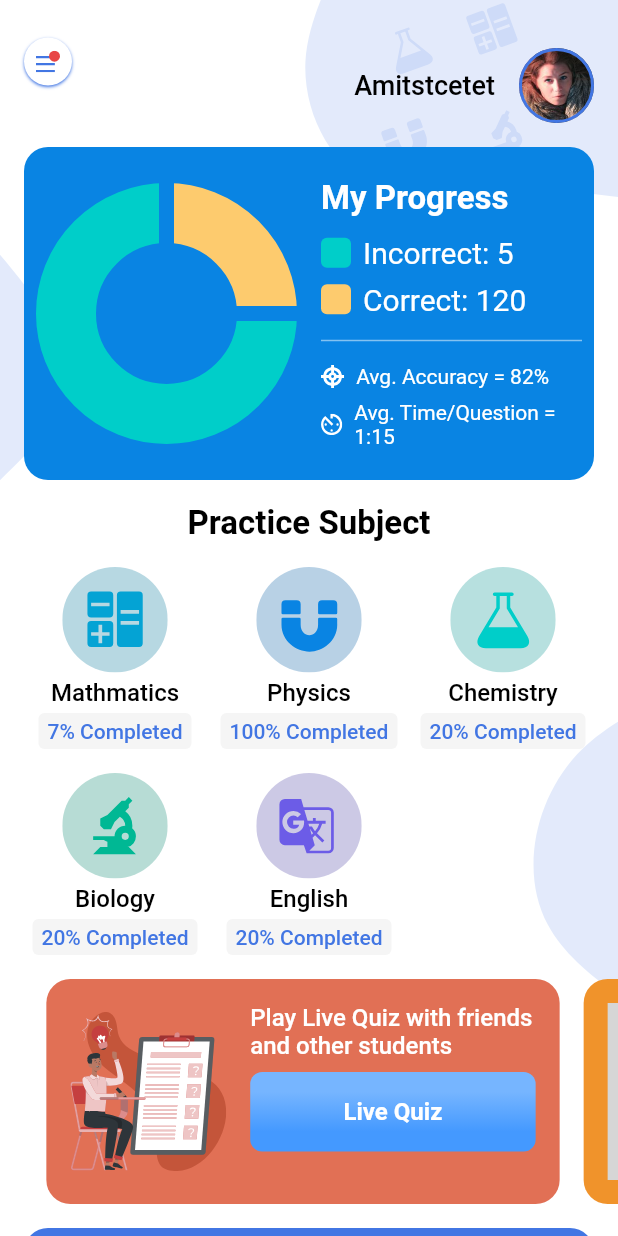
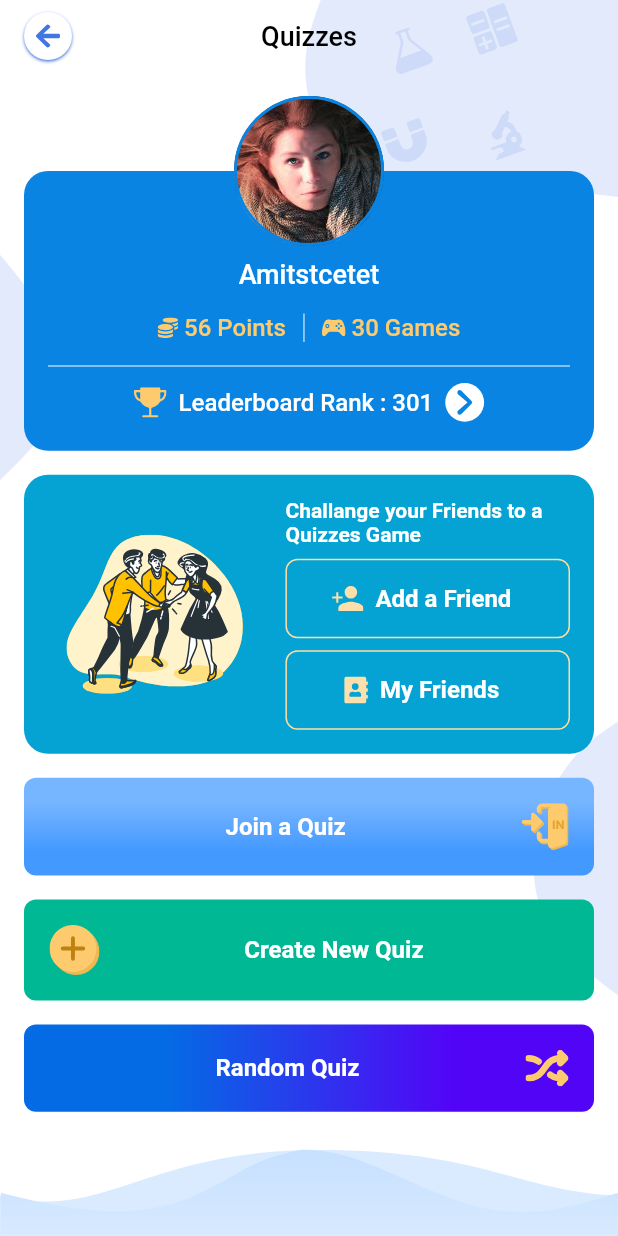
Before and after one commit to Fullmarks-Codebase/fullmarks_flutter, a Flutter app: the screen it shows after launch, after a tap on "Live Quiz", on a phone screen of 412 x 824 dp. Run offline on Flutter 3.47's test engine with Material 2 defaults, Android fonts, the phone set to English and light mode, and no system bars; drawn by our look-alikes of carousel_slider, fl_chart; our stand-ins replace connectivity, flutter_svg, fluttertoast, lottie, package_info; project files that could hold a hidden picture were left out; grey boxes are pictures that could not be loaded.

Commit message:
live quiz and leaderboard list

```diff
--- a/lib/main.dart
+++ b/lib/main.dart
@@ -40,9 +40,18 @@ ChangeGradeScreen
 MockTestScreen -> MockTestQuizScreen
 
 5. Live Quizzes
+LiveQuizScreen
+  - LeaderboardScreen
+  - AddFriendScreen
+  - JoinQuizScreen
+  - CreateNewQuizScreen
+  - RandomQuizScreen
 
 6. Discussion
-DiscussionScreen -> AddDiscussionScreen -> AddCommentScreen -> DiscussionDetailsScreen
+DiscussionScreen
+  - DiscussionDetailsScreen
+  - AddDiscussionScreen
+  - AddCommentScreen
 
 7. My Buddies
 MyFriendsScreen -> OtherProfileScreen
--- a/lib/screens/HomeScreen.dart
+++ b/lib/screens/HomeScreen.dart
@@ -3,6 +3,7 @@ import 'package:fl_chart/fl_chart.dart';
 import 'package:flutter/material.dart';
 import 'package:flutter_svg/svg.dart';
 import 'package:fullmarks/screens/ChangeGradeScreen.dart';
+import 'package:fullmarks/screens/LiveQuizScreen.dart';
 import 'package:fullmarks/screens/MockTestScreen.dart';
 import 'package:fullmarks/screens/MyFriendsScreen.dart';
 import 'package:fullmarks/screens/MyProfileScreen.dart';
@@ -180,6 +181,12 @@ class _HomeScreenState extends State<HomeScreen> {
                 text: "Live Quizzes",
                 onTap: () {
                   Navigator.pop(context);
+                  Navigator.push(
+                    context,
+                    MaterialPageRoute(
+                      builder: (context) => LiveQuizScreen(),
+                    ),
+                  );
                 },
               ),
               drawerItemView(
@@ -356,7 +363,14 @@ class _HomeScreenState extends State<HomeScreen> {
           margin: EdgeInsets.only(
             right: 8,
           ),
-          onTap: () {},
+          onTap: () {
+            Navigator.push(
+              context,
+              MaterialPageRoute(
+                builder: (context) => LiveQuizScreen(),
+              ),
+            );
+          },
         ),
         horizontalItemView(
           color: AppColors.mockTestColor,
--- /dev/null
+++ b/lib/screens/LiveQuizScreen.dart
@@ -0,0 +1,348 @@
+import 'package:flutter/material.dart';
+import 'package:flutter_svg/svg.dart';
+import 'package:fullmarks/screens/AddFriendScreen.dart';
+import 'package:fullmarks/screens/CreateNewQuizScreen.dart';
+import 'package:fullmarks/screens/JoinQuizScreen.dart';
+import 'package:fullmarks/screens/LeaderboardScreen.dart';
+import 'package:fullmarks/screens/MyFriendsScreen.dart';
+import 'package:fullmarks/screens/RandomQuizScreen.dart';
+import 'package:fullmarks/utility/appAssets.dart';
+import 'package:fullmarks/utility/appColors.dart';
+import 'package:fullmarks/utility/utiity.dart';
+
+class LiveQuizScreen extends StatefulWidget {
+  @override
+  _LiveQuizScreenState createState() => _LiveQuizScreenState();
+}
+
+class _LiveQuizScreenState extends State<LiveQuizScreen> {
+  @override
+  Widget build(BuildContext context) {
+    return Scaffold(
+      body: Stack(
+        children: [
+          Utility.setSvgFullScreen(context, AppAssets.commonBg),
+          Column(
+            children: [
+              Spacer(),
+              SvgPicture.asset(
+                AppAssets.bottomBarbg,
+                width: MediaQuery.of(context).size.width,
+              )
+            ],
+          ),
+          body(),
+        ],
+      ),
+    );
+  }
+
+  Widget body() {
+    return Column(
+      children: [
+        Utility.appbar(
+          context,
+          text: "Quizzes",
+          onBackPressed: () {
+            Navigator.pop(context);
+          },
+          isHome: false,
+        ),
+        liveQuizView(),
+      ],
+    );
+  }
+
+  Widget liveQuizView() {
+    return Expanded(
+      child: SingleChildScrollView(
+        child: Container(
+          padding: EdgeInsets.symmetric(
+            horizontal: 16,
+          ),
+          child: Column(
+            children: [
+              leaderboardView(),
+              addFriendView(),
+              Utility.button(
+                context,
+                onPressed: () {
+                  Navigator.push(
+                    context,
+                    MaterialPageRoute(
+                      builder: (context) => JoinQuizScreen(),
+                    ),
+                  );
+                },
+                text: "Join a Quiz",
+                assetName: AppAssets.join,
+                isSufix: true,
+                gradientColor1: AppColors.setsItemGradientColor1,
+                gradientColor2: AppColors.setsItemGradientColor2,
+                isSpacer: true,
+                begin: Alignment.topCenter,
+                end: Alignment.bottomCenter,
+              ),
+              SizedBox(
+                height: 16,
+              ),
+              Utility.button(
+                context,
+                onPressed: () {
+                  Navigator.push(
+                    context,
+                    MaterialPageRoute(
+                      builder: (context) => CreateNewQuizScreen(),
+                    ),
+                  );
+                },
+                text: "Create New Quiz",
+                bgColor: AppColors.strongCyan,
+                assetName: AppAssets.newQuiz,
+                isPrefix: true,
+                isSpacer: true,
+              ),
+              SizedBox(
+                height: 16,
+              ),
+              Utility.button(
+                context,
+                onPressed: () {
+                  Navigator.push(
+                    context,
+                    MaterialPageRoute(
+                      builder: (context) => RandomQuizScreen(),
+                    ),
+                  );
+                },
+                text: "Random Quiz",
+                gradientColor1: AppColors.buttonGradient1,
+                gradientColor2: AppColors.buttonGradient2,
+                assetName: AppAssets.random,
+                isSufix: true,
+                isSpacer: true,
+              ),
+            ],
+          ),
+        ),
+      ),
+    );
+  }
+
+  Widget addFriendView() {
+    return Container(
+      decoration: BoxDecoration(
+        color: AppColors.subtopicItemBorderColor,
+        borderRadius: BorderRadius.circular(16),
+      ),
+      margin: EdgeInsets.only(
+        bottom: 16,
+      ),
+      padding: EdgeInsets.all(
+        16,
+      ),
+      child: Row(
+        children: [
+          Expanded(
+            flex: 15,
+            child: SvgPicture.asset(AppAssets.challenge),
+          ),
+          SizedBox(
+            width: 16,
+          ),
+          Expanded(
+            flex: 20,
+            child: Column(
+              children: [
+                Text(
+                  "Challange your Friends to a Quizzes Game",
+                  style: TextStyle(
+                    color: Colors.white,
+                    fontWeight: FontWeight.bold,
+                  ),
+                  maxLines: 2,
+                  overflow: TextOverflow.ellipsis,
+                ),
+                SizedBox(
+                  height: 8,
+                ),
+                Utility.button(
+                  context,
+                  onPressed: () {
+                    Navigator.push(
+                      context,
+                      MaterialPageRoute(
+                        builder: (context) => AddFriendScreen(),
+                      ),
+                    );
+                  },
+                  assetName: AppAssets.addFriend,
+                  text: "Add a Friend",
+                  borderColor: AppColors.friendBorderColor,
+                  isPrefix: true,
+                ),
+                SizedBox(
+                  height: 8,
+                ),
+                Utility.button(
+                  context,
+                  onPressed: () {
+                    Navigator.push(
+                      context,
+                      MaterialPageRoute(
+                        builder: (context) => MyFriendsScreen(),
+                      ),
+                    );
+                  },
+                  assetName: AppAssets.contacts,
+                  text: "My Friends",
+                  borderColor: AppColors.friendBorderColor,
+                  isPrefix: true,
+                )
+              ],
+            ),
+          ),
+        ],
+      ),
+    );
+  }
+
+  Widget leaderboardView() {
+    return Stack(
+      alignment: Alignment.topCenter,
+      children: [
+        Container(
+          alignment: Alignment.center,
+          margin: EdgeInsets.only(
+            top: 50,
+            bottom: 16,
+          ),
+          padding: EdgeInsets.only(
+            top: 58,
+            right: 16,
+            left: 16,
+            bottom: 16,
+          ),
+          decoration: BoxDecoration(
+            color: AppColors.chartBgColor,
+            borderRadius: BorderRadius.circular(16),
+          ),
+          child: Column(
+            children: [
+              Text(
+                'Amitstcetet',
+                style: TextStyle(
+                  color: Colors.white,
+                  fontSize: 18,
+                  fontWeight: FontWeight.w500,
+                ),
+              ),
+              SizedBox(
+                height: 16,
+              ),
+              IntrinsicHeight(
+                child: Row(
+                  children: [
+                    Spacer(),
+                    SvgPicture.asset(AppAssets.coins),
+                    SizedBox(
+                      width: 4,
+                    ),
+                    Text(
+                      "56 Points",
+                      style: TextStyle(
+                        color: AppColors.myProgressIncorrectcolor,
+                        fontSize: 16,
+                        fontWeight: FontWeight.w500,
+                      ),
+                    ),
+                    SizedBox(
+                      width: 4,
+                    ),
+                    VerticalDivider(
+                      color: Colors.white,
+                    ),
+                    SizedBox(
+                      width: 4,
+                    ),
+                    SvgPicture.asset(AppAssets.game),
+                    SizedBox(
+                      width: 4,
+                    ),
+                    Text(
+                      "30 Games",
+                      style: TextStyle(
+                        color: AppColors.myProgressIncorrectcolor,
+                        fontSize: 16,
+                        fontWeight: FontWeight.w500,
+                      ),
+                    ),
+                    Spacer(),
+                  ],
+                ),
+              ),
+              SizedBox(
+                height: 8,
+              ),
+              Divider(
+                color: Colors.white,
+              ),
+              Row(
+                mainAxisAlignment: MainAxisAlignment.center,
+                children: [
+                  SvgPicture.asset(AppAssets.trophy),
+                  SizedBox(
+                    width: 8,
+                  ),
+                  Text(
+                    "Leaderboard Rank : 301",
+                    style: TextStyle(
+                      color: Colors.white,
+                      fontSize: 16,
+                      fontWeight: FontWeight.w500,
+                    ),
+                  ),
+                  SizedBox(
+                    width: 8,
+                  ),
+                  GestureDetector(
+                    onTap: () {
+                      Navigator.push(
+                        context,
+                        MaterialPageRoute(
+                          builder: (context) => LeaderboardScreen(),
+                        ),
+                      );
+                    },
+                    child: Container(
+                      padding: EdgeInsets.all(8),
+                      decoration: BoxDecoration(
+                        color: Colors.white,
+                        shape: BoxShape.circle,
+                      ),
+                      child: SvgPicture.asset(AppAssets.rightArrow2),
+                    ),
+                  ),
+                ],
+              ),
+            ],
+          ),
+        ),
+        Container(
+          height: 100,
+          width: 100,
+          decoration: BoxDecoration(
+            shape: BoxShape.circle,
+            border: Border.all(
+              color: AppColors.chartBgColor,
+              width: 2,
+            ),
+            image: DecorationImage(
+              image: AssetImage(AppAssets.dummyUser),
+            ),
+          ),
+        ),
+      ],
+    );
+  }
+}
--- a/lib/utility/appAssets.dart
+++ b/lib/utility/appAssets.dart
@@ -121,6 +121,19 @@ class AppAssets {
   static String symbol = "assets/symbol.svg";
   static String bigT = "assets/bigT.svg";
   static String liked = "assets/liked.svg";
+  static String coins = "assets/coins.svg";
+  static String game = "assets/game.svg";
+  static String rightArrow2 = "assets/rightArrow2.svg";
+  static String challenge = "assets/challenge.svg";
+  static String addFriend = "assets/addFriend.svg";
+  static String contacts = "assets/contacts.svg";
+  static String join = "assets/join.svg";
+  static String newQuiz = "assets/newQuiz.svg";
+  static String random = "assets/random.svg";
+  static String enter = "assets/enter.svg";
+  static String share = "assets/share.svg";
+  static String newQuizBg1 = "assets/newQuizBg1.svg";
+  static String newQuizBg = "assets/newQuizBg.svg";
   static String intro1 = "assets/intro1.json";
   static String intro2 = "assets/intro2.json";
   static String intro3 = "assets/intro3.json";
--- a/lib/utility/appColors.dart
+++ b/lib/utility/appColors.dart
@@ -77,4 +77,6 @@ class AppColors {
   static Color dividerColor = Color(0xffEBEBEB);
   static Color lightTextColor = Color(0xffB5B5B5);
   static Color lightAppColor = Color(0x1A4276E3);
+  static Color friendBorderColor = Color(0xffFFDEA2);
+  static Color yellowColor = Color(0xffF4B542);
 }
--- a/lib/utility/utiity.dart
+++ b/lib/utility/utiity.dart
@@ -157,6 +157,7 @@ class Utility {
     Color borderColor,
     bool isPrefix = false,
     bool isSufix = false,
+    bool isSpacer = false,
   }) {
     return InkWell(
       onTap: onPressed,
@@ -183,16 +184,17 @@ class Utility {
             ? Row(
                 mainAxisAlignment: MainAxisAlignment.center,
                 children: [
-                  isPrefix
-                      ? Container(
+                  Container(
                     margin: EdgeInsets.only(
                       right: 8,
                     ),
-                          child: SvgPicture.asset(
+                    child: isPrefix
+                        ? SvgPicture.asset(
                             assetName,
-                          ),
                           )
                         : Container(),
+                  ),
+                  isSpacer ? Spacer() : Container(),
                   Text(
                     text,
                     style: TextStyle(
@@ -200,17 +202,19 @@ class Utility {
                       fontSize: fontSize,
                       fontWeight: FontWeight.bold,
                     ),
+                    textAlign: TextAlign.center,
                   ),
-                  isSufix
-                      ? Container(
+                  isSpacer ? Spacer() : Container(),
+                  Container(
                     margin: EdgeInsets.only(
                       left: 8,
                     ),
-                          child: SvgPicture.asset(
+                    child: isSufix
+                        ? SvgPicture.asset(
                             assetName,
-                          ),
                           )
                         : Container(),
+                  ),
                 ],
               )
             : assetName != null
```
Also changed, not shown: lib/screens/LeaderboardScreen.dart (added, +132 -0 lines), assets/addFriend.svg (added), assets/challenge.svg (added), assets/coins.svg (added), assets/contacts.svg (added), assets/enter.svg (added), assets/game.svg (added), assets/join.svg (added), assets/newQuiz.svg (added), assets/newQuizBg.svg (added), assets/newQuizBg1.svg (added), assets/random.svg (added), assets/rightArrow2.svg (added), assets/share.svg (added). Lines whose indentation alone changed are shown as unchanged.
